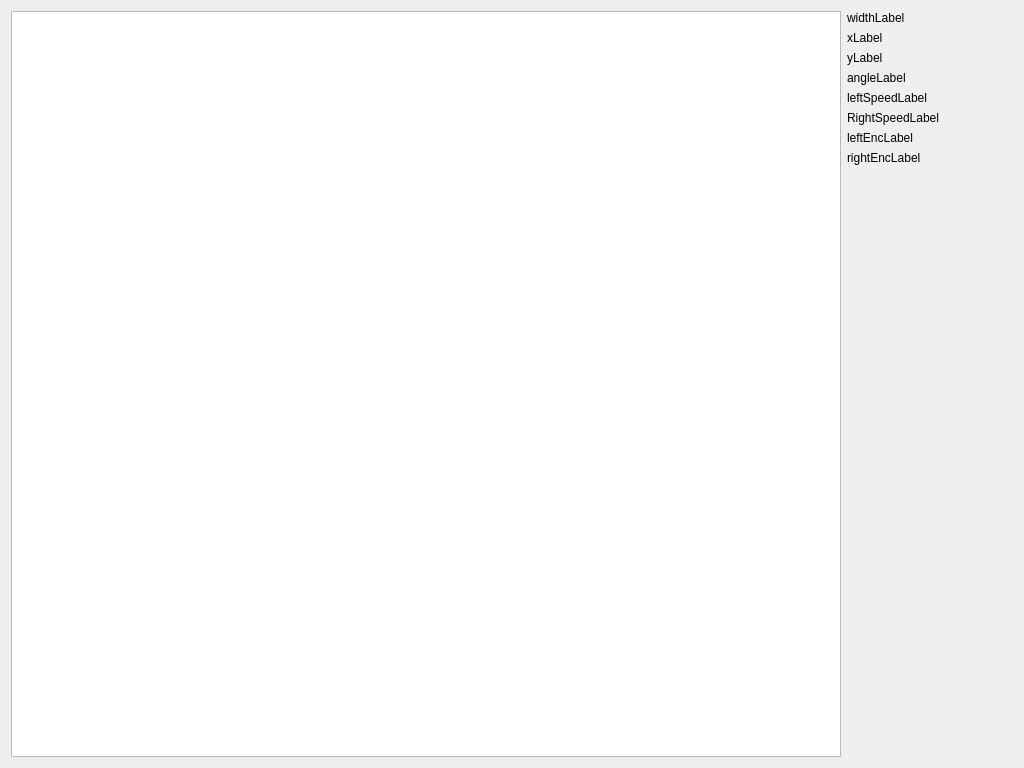
Qt form mainwindow.ui (astralien3000/tinySASIAE) before a commit.
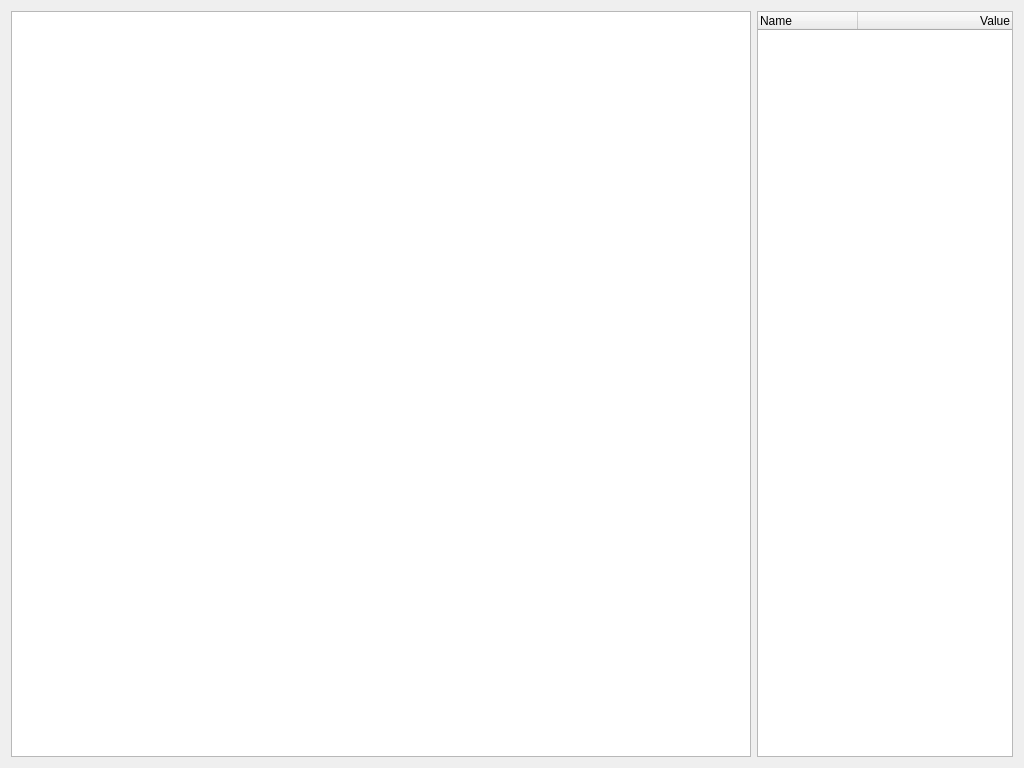
The same form after that commit.

Commit message: show all robot infos in QTreeWidget

```diff
--- a/mainwindow.ui
+++ b/mainwindow.ui
@@ -14,85 +14,26 @@
    <string>MainWindow</string>
   </property>
   <widget class="QWidget" name="centralWidget">
-   <layout class="QHBoxLayout" name="horizontalLayout" stretch="5,1">
+   <layout class="QHBoxLayout" name="horizontalLayout" stretch="5,0">
     <item>
      <widget class="QGraphicsView" name="graphicsView"/>
     </item>
     <item>
-     <layout class="QVBoxLayout" name="verticalLayout">
-      <item>
-       <widget class="QLabel" name="widthLabel">
-        <property name="text">
-         <string>widthLabel</string>
-        </property>
-       </widget>
-      </item>
-      <item>
-       <widget class="QLabel" name="xLabel">
-        <property name="text">
-         <string>xLabel</string>
-        </property>
-       </widget>
-      </item>
-      <item>
-       <widget class="QLabel" name="yLabel">
-        <property name="text">
-         <string>yLabel</string>
-        </property>
-       </widget>
-      </item>
-      <item>
-       <widget class="QLabel" name="angleLabel">
-        <property name="enabled">
-         <bool>true</bool>
-        </property>
-        <property name="text">
-         <string>angleLabel</string>
-        </property>
-       </widget>
-      </item>
-      <item>
-       <widget class="QLabel" name="leftSpeedLabel">
-        <property name="text">
-         <string>leftSpeedLabel</string>
-        </property>
-       </widget>
-      </item>
-      <item>
-       <widget class="QLabel" name="rightSpeedLabel">
-        <property name="text">
-         <string>RightSpeedLabel</string>
-        </property>
-       </widget>
-      </item>
-      <item>
-       <widget class="QLabel" name="leftEncLabel">
-        <property name="text">
-         <string>leftEncLabel</string>
-        </property>
-       </widget>
-      </item>
-      <item>
-       <widget class="QLabel" name="rightEncLabel">
-        <property name="text">
-         <string>rightEncLabel</string>
-        </property>
-       </widget>
-      </item>
-      <item>
-       <spacer name="verticalSpacer">
-        <property name="orientation">
-         <enum>Qt::Vertical</enum>
-        </property>
-        <property name="sizeHint" stdset="0">
-         <size>
-          <width>20</width>
-          <height>40</height>
-         </size>
-        </property>
-       </spacer>
-      </item>
-     </layout>
+     <widget class="QTreeWidget" name="treeWidget">
+      <column>
+       <property name="text">
+        <string>Name</string>
+       </property>
+      </column>
+      <column>
+       <property name="text">
+        <string>Value</string>
+       </property>
+       <property name="textAlignment">
+        <set>AlignTrailing|AlignVCenter</set>
+       </property>
+      </column>
+     </widget>
     </item>
    </layout>
   </widget>
```
The commit also changes 3 other files.
